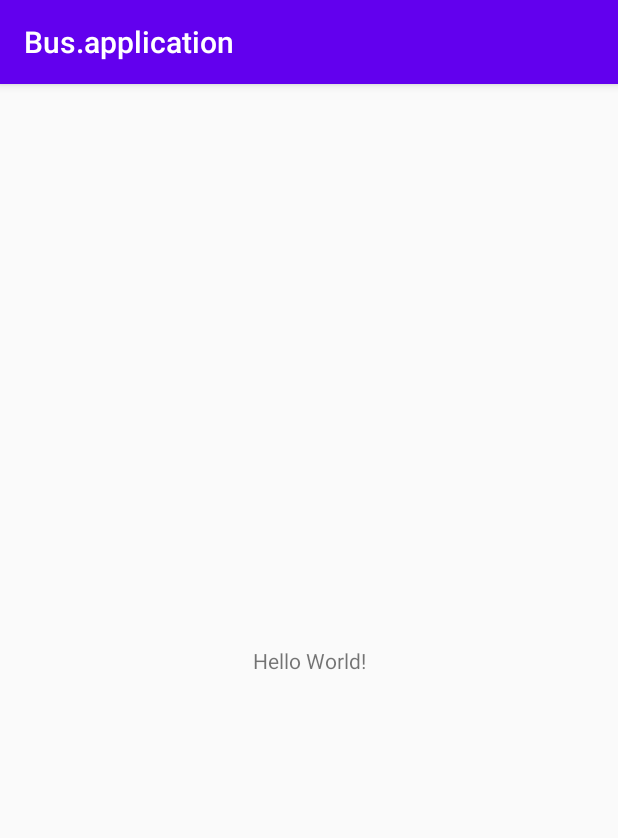
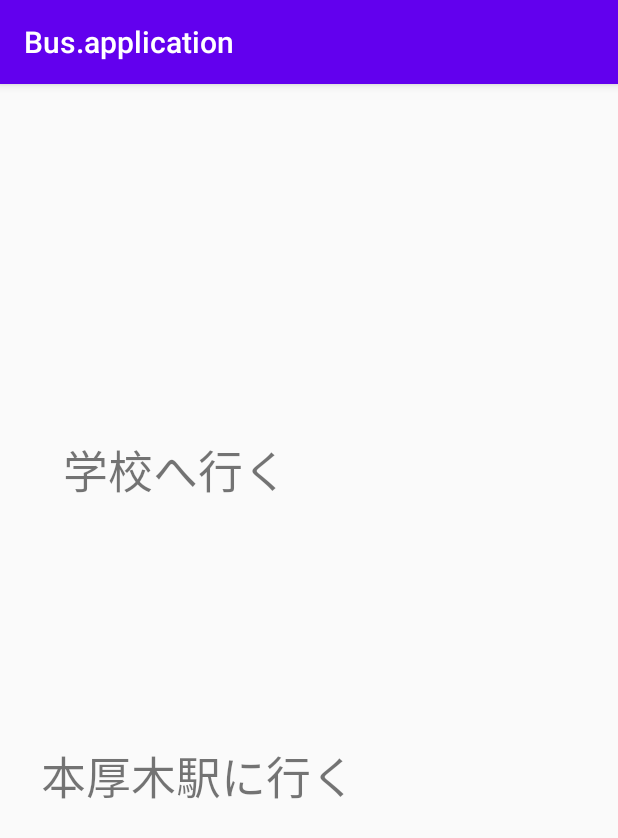
Before and after one commit to 20b705/Bus.application, an Android app: the screen it shows after launch (MainActivity), on a phone screen of 412 x 824 dp. Shown: the top 838 px of the screen. Run offline under Robolectric (Android 15) with nearby library versions, the phone set to English and light mode, and no system bars.

Commit message:
home.javaレイアウトの作成

```diff
--- a/app/src/main/res/layout/activity_main.xml
+++ b/app/src/main/res/layout/activity_main.xml
@@ -6,13 +6,40 @@
     android:layout_height="match_parent"
     tools:context=".MainActivity">
 
+
+
     <TextView
+        android:id="@+id/textView1"
         android:layout_width="wrap_content"
         android:layout_height="wrap_content"
-        android:text="Hello World!"
+        android:layout_marginStart="81dp"
+        android:layout_marginLeft="81dp"
+        android:layout_marginTop="229dp"
+        android:layout_marginEnd="260dp"
+        android:layout_marginRight="260dp"
+        android:layout_marginBottom="483dp"
+        android:text="学校へ行く"
+        android:textSize="30sp"
         app:layout_constraintBottom_toBottomOf="parent"
-        app:layout_constraintLeft_toLeftOf="parent"
-        app:layout_constraintRight_toRightOf="parent"
+        app:layout_constraintEnd_toEndOf="parent"
+        app:layout_constraintStart_toStartOf="parent"
         app:layout_constraintTop_toTopOf="parent" />
 
+    <TextView
+        android:id="@+id/textView2"
+        android:layout_width="wrap_content"
+        android:layout_height="wrap_content"
+        android:layout_marginStart="120dp"
+        android:layout_marginLeft="120dp"
+        android:layout_marginTop="154dp"
+        android:layout_marginEnd="268dp"
+        android:layout_marginRight="268dp"
+        android:text="本厚木駅に行く"
+        android:textSize="30sp"
+        app:layout_constraintBottom_toBottomOf="parent"
+        app:layout_constraintEnd_toEndOf="parent"
+        app:layout_constraintStart_toStartOf="parent"
+        app:layout_constraintTop_toTopOf="parent" />
+
+
 </androidx.constraintlayout.widget.ConstraintLayout>
```
